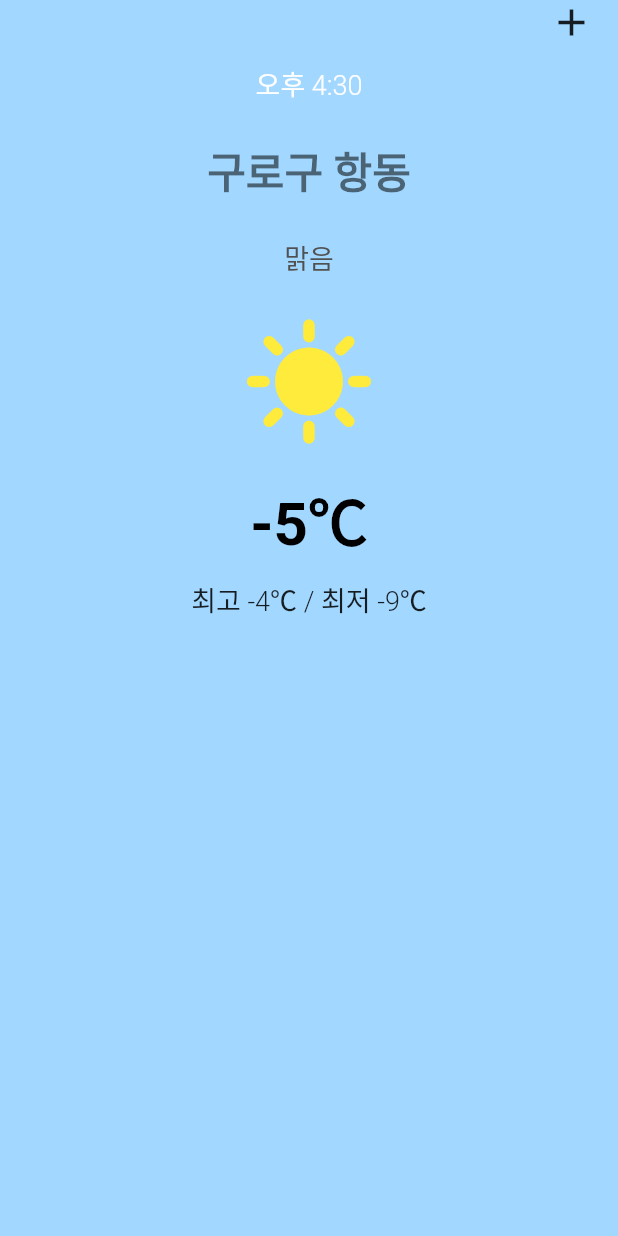
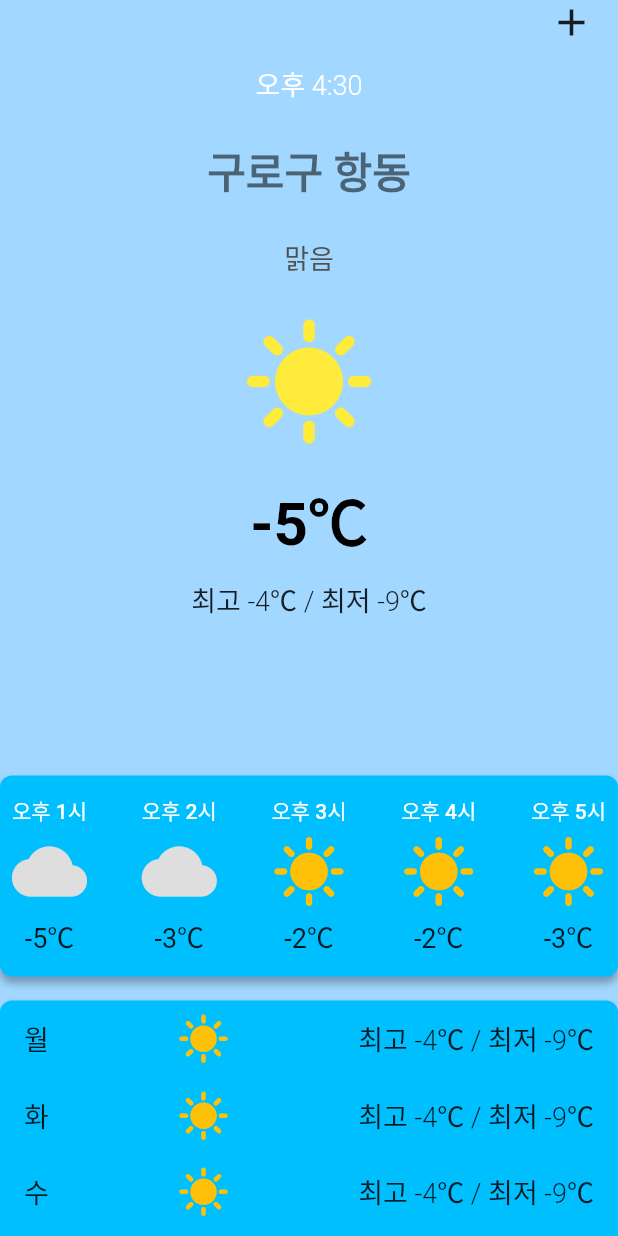
Before and after one commit to Weather-Fit/Weatherfit-Flutter, a Flutter app: the MainView screen opened directly, on a phone screen of 412 x 824 dp. Run offline on Flutter 3.47's test engine with Material 2 defaults, Android fonts, the phone set to English and light mode, and no system bars; Roboto replaces fonts that are missing (Pretendart).

Commit message:
메인 뷰 레이아웃

```diff
--- /dev/null
+++ b/lib/Main/View/HourlyView/HourlyItem.dart
@@ -0,0 +1,52 @@
+import 'package:flutter/material.dart';
+import 'package:weatherfit/app_theme.dart';
+
+class HourlyItem extends StatelessWidget {
+  final String time;
+  final Icon weatherIcon;
+  final String temp;
+
+  HourlyItem({
+    required this.time,
+    required this.weatherIcon,
+    required this.temp,
+  });
+
+  @override
+  Widget build(BuildContext context) {
+    return Container(
+      child: Center(
+        child: Padding(
+          padding: const EdgeInsets.all(8.0),
+          child: Column(
+            children: [
+              Padding(
+                padding: const EdgeInsets.fromLTRB(0, 5, 0, 0),
+                child: Text(
+                  time,
+                  style: AppTheme().lightTheme.textTheme.bodySmall?.copyWith(
+                        color: Colors.white,
+                        fontWeight: FontWeight.w500,
+                      ),
+                ),
+              ),
+              Padding(
+                padding: const EdgeInsets.fromLTRB(0, 5, 0, 5),
+                child: weatherIcon,
+              ),
+              Padding(
+                padding: const EdgeInsets.fromLTRB(0, 0, 0, 5),
+                child: Text(
+                  temp,
+                  style: AppTheme().lightTheme.textTheme.bodyMedium?.copyWith(
+                        fontWeight: FontWeight.w400,
+                      ),
+                ),
+              ),
+            ],
+          ),
+        ),
+      ),
+    );
+  }
+}
--- /dev/null
+++ b/lib/Main/View/HourlyView/HourlyView.dart
@@ -0,0 +1,78 @@
+import 'package:flutter/material.dart';
+import 'package:weatherfit/Main/View/HourlyView/HourlyItem.dart';
+import 'package:weatherfit/app_theme.dart';
+
+class HourlyView extends StatelessWidget {
+  const HourlyView({super.key});
+
+  @override
+  Widget build(BuildContext context) {
+    return Padding(
+      padding: const EdgeInsets.fromLTRB(0, 100, 0, 0),
+      child: Container(
+        decoration: BoxDecoration(
+          color: AppTheme().lightTheme.colorScheme.primary,
+          borderRadius: BorderRadius.all(Radius.circular(8)),
+          boxShadow: [
+            BoxShadow(
+              color: Colors.black.withOpacity(0.3),
+              spreadRadius: 0,
+              blurRadius: 4,
+              offset: Offset(0, 4),
+            )
+          ],
+        ),
+        child: Row(
+          mainAxisAlignment: MainAxisAlignment.spaceBetween,
+          children: [
+            HourlyItem(
+              time: "오후 1시",
+              weatherIcon: Icon(
+                Icons.cloud,
+                color: Color.fromARGB(255, 222, 222, 222),
+                size: 50,
+              ),
+              temp: "-5℃",
+            ),
+            HourlyItem(
+              time: "오후 2시",
+              weatherIcon: Icon(
+                Icons.cloud,
+                color: Color.fromARGB(255, 222, 222, 222),
+                size: 50,
+              ),
+              temp: "-3℃",
+            ),
+            HourlyItem(
+              time: "오후 3시",
+              weatherIcon: Icon(
+                Icons.sunny,
+                color: Colors.amber,
+                size: 50,
+              ),
+              temp: "-2℃",
+            ),
+            HourlyItem(
+              time: "오후 4시",
+              weatherIcon: Icon(
+                Icons.sunny,
+                color: Colors.amber,
+                size: 50,
+              ),
+              temp: "-2℃",
+            ),
+            HourlyItem(
+              time: "오후 5시",
+              weatherIcon: Icon(
+                Icons.sunny,
+                color: Colors.amber,
+                size: 50,
+              ),
+              temp: "-3℃",
+            ),
+          ],
+        ),
+      ),
+    );
+  }
+}
--- a/lib/Main/View/MainView.dart
+++ b/lib/Main/View/MainView.dart
@@ -1,5 +1,7 @@
 import 'package:flutter/material.dart';
 import 'package:weatherfit/Main/View/DayView/DayView.dart';
+import 'package:weatherfit/Main/View/WeekView/WeekView.dart';
+import 'package:weatherfit/Main/View/HourlyView/HourlyView.dart';
 import 'package:weatherfit/app_theme.dart';
 
 class MainView extends StatelessWidget {
@@ -13,10 +15,14 @@ class MainView extends StatelessWidget {
         child: Container(
           color: AppTheme().lightTheme.colorScheme.tertiary,
           child: Center(
-            child: Column(
-              children: [
-                DayView(),
-              ],
+            child: SingleChildScrollView(
+              child: Column(
+                children: [
+                  DayView(),
+                  HourlyView(),
+                  WeekView(),
+                ],
+              ),
             ),
           ),
         ),
--- /dev/null
+++ b/lib/Main/View/WeekView/WeekItem.dart
@@ -0,0 +1,30 @@
+import 'package:flutter/material.dart';
+import 'package:weatherfit/app_theme.dart';
+
+class WeekItem extends StatelessWidget {
+  final String day;
+  final Icon weatherIcon;
+  final String maxMintemp;
+
+  WeekItem({required this.day, required this.weatherIcon, required this.maxMintemp});
+
+  @override
+  Widget build(BuildContext context) {
+    return Padding(
+      padding: const EdgeInsets.fromLTRB(16, 8, 16, 8),
+      child: Container(
+        child: Row(
+          mainAxisAlignment: MainAxisAlignment.spaceBetween,
+          children: [
+            Text(
+              day,
+              style: AppTheme().lightTheme.textTheme.bodyMedium?.copyWith(fontWeight: FontWeight.w500),
+            ),
+            weatherIcon,
+            Text(maxMintemp),
+          ],
+        ),
+      ),
+    );
+  }
+}
--- /dev/null
+++ b/lib/Main/View/WeekView/WeekView.dart
@@ -0,0 +1,88 @@
+import 'package:flutter/material.dart';
+import 'package:weatherfit/Main/View/WeekView/WeekItem.dart';
+import 'package:weatherfit/app_theme.dart';
+
+class WeekView extends StatelessWidget {
+  const WeekView({super.key});
+
+  @override
+  Widget build(BuildContext context) {
+    return Padding(
+      padding: const EdgeInsets.fromLTRB(0, 16, 0, 16),
+      child: Container(
+        decoration: BoxDecoration(
+          color: AppTheme().lightTheme.colorScheme.primary,
+          borderRadius: BorderRadius.all(Radius.circular(8)),
+          boxShadow: [
+            BoxShadow(
+              color: Colors.black.withOpacity(0.3),
+              spreadRadius: 0,
+              blurRadius: 4,
+              offset: Offset(0, 4),
+            )
+          ],
+        ),
+        child: Column(
+          children: [
+            WeekItem(
+                day: "월",
+                weatherIcon: Icon(
+                  Icons.sunny,
+                  color: Colors.amber,
+                  size: 35,
+                ),
+                maxMintemp: "최고 -4℃ / 최저 -9℃"),
+            WeekItem(
+                day: "화",
+                weatherIcon: Icon(
+                  Icons.sunny,
+                  color: Colors.amber,
+                  size: 35,
+                ),
+                maxMintemp: "최고 -4℃ / 최저 -9℃"),
+            WeekItem(
+                day: "수",
+                weatherIcon: Icon(
+                  Icons.sunny,
+                  color: Colors.amber,
+                  size: 35,
+                ),
+                maxMintemp: "최고 -4℃ / 최저 -9℃"),
+            WeekItem(
+                day: "목",
+                weatherIcon: Icon(
+                  Icons.sunny,
+                  color: Colors.amber,
+                  size: 35,
+                ),
+                maxMintemp: "최고 -4℃ / 최저 -9℃"),
+            WeekItem(
+                day: "금",
+                weatherIcon: Icon(
+                  Icons.sunny,
+                  color: Colors.amber,
+                  size: 35,
+                ),
+                maxMintemp: "최고 -4℃ / 최저 -9℃"),
+            WeekItem(
+                day: "토",
+                weatherIcon: Icon(
+                  Icons.cloud,
+                  color: Color.fromARGB(255, 222, 222, 222),
+                  size: 35,
+                ),
+                maxMintemp: "최고 -4℃ / 최저 -9℃"),
+            WeekItem(
+                day: "일",
+                weatherIcon: Icon(
+                  Icons.cloud,
+                  color: Color.fromARGB(255, 222, 222, 222),
+                  size: 35,
+                ),
+                maxMintemp: "최고 -4℃ / 최저 -9℃"),
+          ],
+        ),
+      ),
+    );
+  }
+}
```
